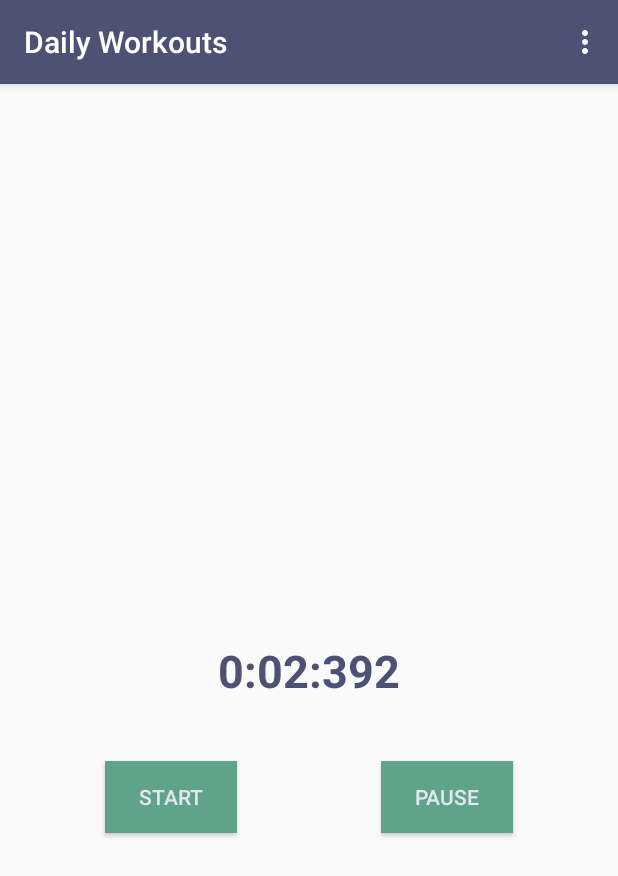
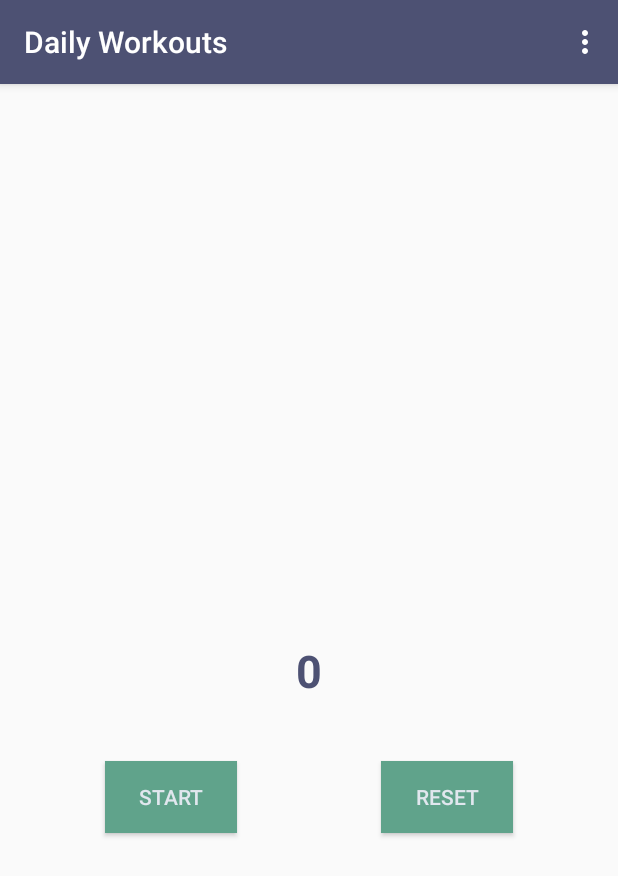
Before and after one commit to AvilianiPramestya/daily-workout, an Android app: the HIITActivitiesActivity screen opened directly, with no data from a screen before it, in the options menu, after a tap on "Settings", on a phone screen of 412 x 824 dp. Shown: the top 876 px of the screen. Run offline under Robolectric (Android 15) with nearby library versions, the phone set to English and light mode, and no system bars.

Commit message:
implement TimerService in activity

```diff
--- a/app/src/main/AndroidManifest.xml
+++ b/app/src/main/AndroidManifest.xml
@@ -64,6 +64,7 @@
         </activity>
         <receiver android:name=".Receiver">
         </receiver>
+        <service android:name=".View.TimerService" />
 
 
     </application>
--- a/app/src/main/java/id/ac/ui/cs/mobileprogramming/aviliani/dailyworkouts/View/HIITActivitiesActivity.java
+++ b/app/src/main/java/id/ac/ui/cs/mobileprogramming/aviliani/dailyworkouts/View/HIITActivitiesActivity.java
@@ -1,9 +1,14 @@
 package id.ac.ui.cs.mobileprogramming.aviliani.dailyworkouts.View;
 
+import android.content.BroadcastReceiver;
+import android.content.Context;
 import android.content.Intent;
+import android.content.IntentFilter;
+import android.content.SharedPreferences;
 import android.os.Bundle;
 import android.os.Handler;
 import android.os.SystemClock;
+import android.preference.PreferenceManager;
 import android.util.Log;
 import android.view.Menu;
 import android.view.View;
@@ -11,9 +16,11 @@ import android.widget.ArrayAdapter;
 import android.widget.Button;
 import android.widget.ImageView;
 import android.widget.TextView;
+import android.widget.Toast;
 
 import androidx.appcompat.app.AppCompatActivity;
 import androidx.appcompat.widget.Toolbar;
+import androidx.core.content.ContextCompat;
 
 import java.util.ArrayList;
 import java.util.Arrays;
@@ -27,20 +34,15 @@ public class HIITActivitiesActivity extends AppCompatActivity implements View.On
     public static final String ACTIVITY_NUMBER = "id.ac.ui.cs.mobileprogramming.aviliani.dailyworkouts.View.ACTIVITY_NUMBER";
     public static final String ACTIVITIY_IMAGE = "id.ac.ui.cs.mobileprogramming.aviliani.dailyworkouts.View.ACTIVITIY_IMAGE";
 
-    TextView tv_title, tv_timer, textView;
+    public static final String TAG = "Timer Service";
+
+    TextView tv_title, textView;
     ImageView tv_image;
-    Button start, pause;
+    Button start, reset;
 
     String name;
     int number;
     int image;
-
-
-    long MillisecondTime, StartTime, TimeBuff, UpdateTime = 0L ;
-
-    Handler handler;
-
-    int Seconds, Minutes, MilliSeconds ;
 
     String[] ListElements = new String[] {  };
 
@@ -56,13 +58,13 @@ public class HIITActivitiesActivity extends AppCompatActivity implements View.On
         Toolbar toolbar = findViewById(R.id.toolbar);
         setSupportActionBar(toolbar);
 
+
         tv_title = findViewById(R.id.activity_name);
         tv_image = findViewById(R.id.activity_image);
 
         start = findViewById(R.id.start);
-        pause = findViewById(R.id.pause);
+        reset = findViewById(R.id.pause);
         textView = findViewById(R.id.stopWatch);
-
 
         Intent activityIntent = getIntent();
 
@@ -72,10 +74,9 @@ public class HIITActivitiesActivity extends AppCompatActivity implements View.On
 
         tv_title.setText(name);
         tv_image.setImageResource(image);
+        textView.setText(Integer.toString(number));
         Log.d("HIIT ACTIVITY : ", name);
 
-
-        handler = new Handler() ;
 
         ListElementsArrayList = new ArrayList<String>(Arrays.asList(ListElements));
 
@@ -88,28 +89,70 @@ public class HIITActivitiesActivity extends AppCompatActivity implements View.On
         start.setOnClickListener(new View.OnClickListener() {
             @Override
             public void onClick(View view) {
-
-                StartTime = SystemClock.uptimeMillis();
-                handler.postDelayed(runnable, 0);
+                startService( new Intent(getApplicationContext(), TimerService.class));
+                Log.i(TAG, "Started service");
 
 
             }
         });
 
-        pause.setOnClickListener(new View.OnClickListener() {
+        reset.setOnClickListener(new View.OnClickListener() {
             @Override
             public void onClick(View view) {
 
-                TimeBuff += MillisecondTime;
-
-                handler.removeCallbacks(runnable);
-
+                Intent intent = new Intent(getApplicationContext(), TimerService.class);
+                stopService(intent);
+                textView.setText(Integer.toString(number));
 
             }
         });
 
 
+    }
 
+    private BroadcastReceiver br = new BroadcastReceiver() {
+        @Override
+        public void onReceive(Context context, Intent intent) {
+            updateGUI(intent);
+        }
+    };
+
+    @Override
+    public void onResume() {
+        super.onResume();
+        registerReceiver(br, new IntentFilter(TimerService.COUNTDOWN_BR));
+        Log.i(TAG, "Registered broacast receiver");
+    }
+
+    @Override
+    public void onPause() {
+        super.onPause();
+        unregisterReceiver(br);
+        Log.i(TAG, "Unregistered broacast receiver");
+    }
+
+    @Override
+    public void onStop() {
+        try {
+            unregisterReceiver(br);
+            Log.i(TAG, "onStop method broacast receiver");
+        } catch (Exception e) {
+            // Receiver was probably already stopped in onPause()
+        }
+        super.onStop();
+    }
+    @Override
+    public void onDestroy() {
+        Log.i(TAG, "onDestroy activity but service still running");
+        super.onDestroy();
+    }
+
+    private void updateGUI(Intent intent) {
+        if (intent.getExtras() != null) {
+            long millisUntilFinished = intent.getLongExtra("countdown", 0);
+            Log.i(TAG, "Countdown seconds remaining: " +  millisUntilFinished / 1000);
+            textView.setText(Long.toString(millisUntilFinished/1000));
+        }
     }
 
     @Override
@@ -117,30 +160,6 @@ public class HIITActivitiesActivity extends AppCompatActivity implements View.On
 
     }
 
-    public Runnable runnable = new Runnable() {
-
-        public void run() {
-
-            MillisecondTime = SystemClock.uptimeMillis() - StartTime;
-
-            UpdateTime = TimeBuff + MillisecondTime;
-
-            Seconds = (int) (UpdateTime / 1000);
-
-            Minutes = Seconds / 60;
-
-            Seconds = Seconds % 60;
-
-            MilliSeconds = (int) (UpdateTime % 1000);
-
-            textView.setText("" + Minutes + ":"
-                    + String.format("%02d", Seconds) + ":"
-                    + String.format("%03d", MilliSeconds));
-
-            handler.postDelayed(this, 0);
-        }
-
-    };
 
     @Override
     public boolean onCreateOptionsMenu(Menu menu) {
--- a/app/src/main/res/layout/one_activities_activity.xml
+++ b/app/src/main/res/layout/one_activities_activity.xml
@@ -57,7 +57,6 @@
         android:layout_height="wrap_content"
         android:layout_alignParentTop="true"
         android:layout_centerHorizontal="true"
-        android:text="00:00:00"
         android:textColor="@color/colorPrimaryDark"
         android:textSize="30dp"
         android:textStyle="bold"
@@ -87,7 +86,7 @@
         android:layout_centerHorizontal="true"
         android:layout_marginTop="40dp"
         android:layout_marginRight="70dp"
-        android:text="@string/pause"
+        android:text="@string/reset"
         android:textColor="@color/colorPrimary"
         android:background="@color/colorAccent"
         app:layout_constraintTop_toBottomOf="@id/stopWatch"
--- a/app/src/main/res/values/strings.xml
+++ b/app/src/main/res/values/strings.xml
@@ -18,7 +18,7 @@
     <string name="stretching">Full Body Stretching</string>
     <string name="start_wo">Start Workout</string>
     <string name="start">Start</string>
-    <string name="pause">Pause</string>
+    <string name="reset">Reset</string>
     <string name="next">Next</string>
     <string name="atau">or</string>
     <string name="reminder">Remind me in 10 minutes</string>
```
Also changed, not shown: app/src/main/java/id/ac/ui/cs/mobileprogramming/aviliani/dailyworkouts/View/TimerService.java (+7 -4 lines), 4 other files.
